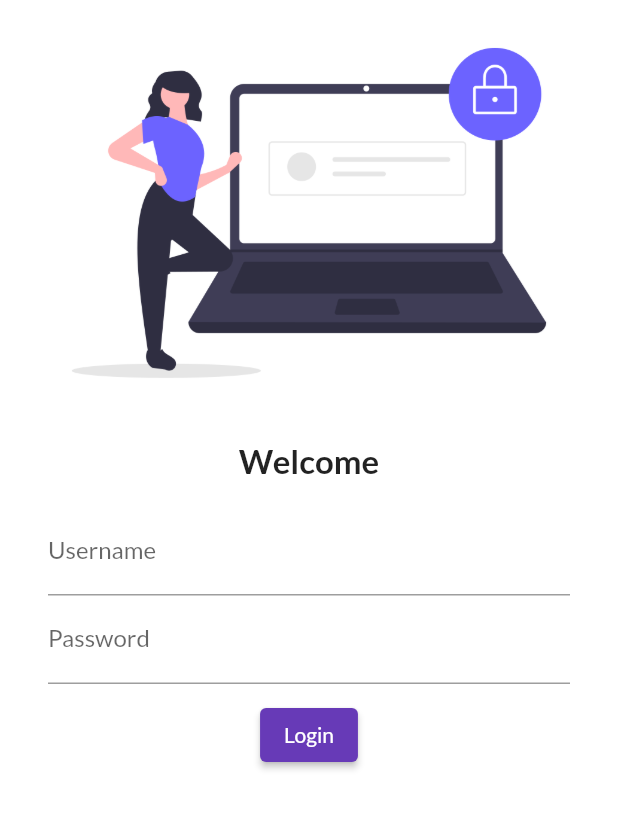
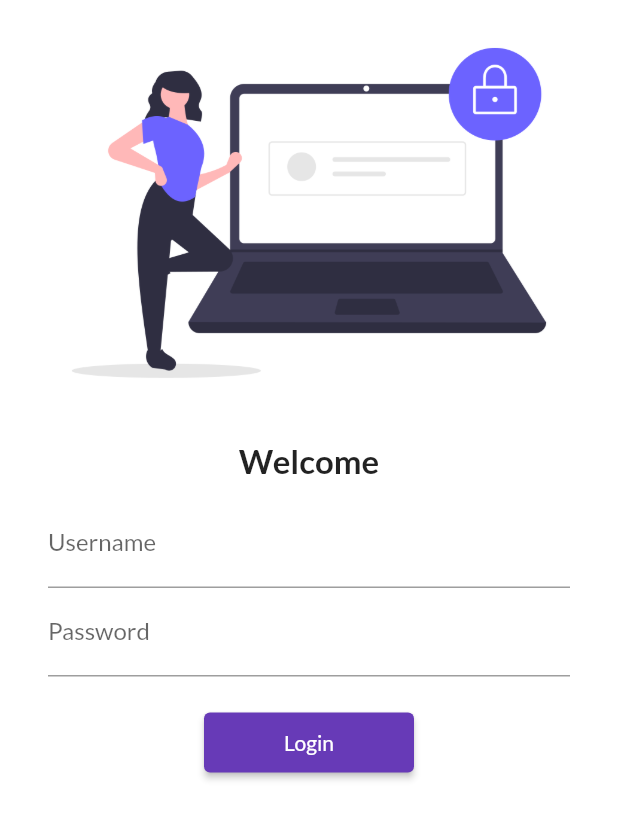
Before and after one commit to engrsadiq13/flutterin30days, a Flutter app: the screen it shows after launch, after a tap on "Login", on a phone screen of 412 x 824 dp. Shown: the top 819 px of the screen. Run offline on Flutter 3.47's test engine with Material 2 defaults, Android fonts, the phone set to English and light mode, and no system bars; our stand-ins replace google_fonts.

Commit message:
day 5 committed

```diff
--- a/lib/pages/login_page.dart
+++ b/lib/pages/login_page.dart
@@ -1,10 +1,14 @@
+//import 'dart:html';
+
 import 'package:flutter/material.dart';
+import 'package:flutter_catalog_1/utils/routes.dart';
 
 class LoginPage extends StatelessWidget {
   @override
   Widget build(BuildContext context) {
     return Material(
       color: Colors.white,
+      child: SingleChildScrollView(
         child: Column(
           children: [
             Image.asset(
@@ -19,7 +23,7 @@ class LoginPage extends StatelessWidget {
               style: TextStyle(fontSize: 22, fontWeight: FontWeight.bold),
             ),
             SizedBox(
-            height: 10,
+              height: 5,
             ),
             Padding(
               padding: const EdgeInsets.symmetric(vertical: 8, horizontal: 32),
@@ -39,14 +43,21 @@ class LoginPage extends StatelessWidget {
                     ),
                   ),
                   SizedBox(
-                  height: 10,
+                    height: 20,
                   ),
-                ElevatedButton(onPressed: () {}, child: Text('Login')),
+                  ElevatedButton(
+                    child: Text('Login'),
+                    style: TextButton.styleFrom(minimumSize: Size(140, 40)),
+                    onPressed: () {
+                      Navigator.pushNamed(context, MyRoutes.homeRoute);
+                    },
+                  ),
                 ],
               ),
             ),
           ],
         ),
+      ),
     );
   }
 }
```
Lines whose indentation alone changed are shown as unchanged.
